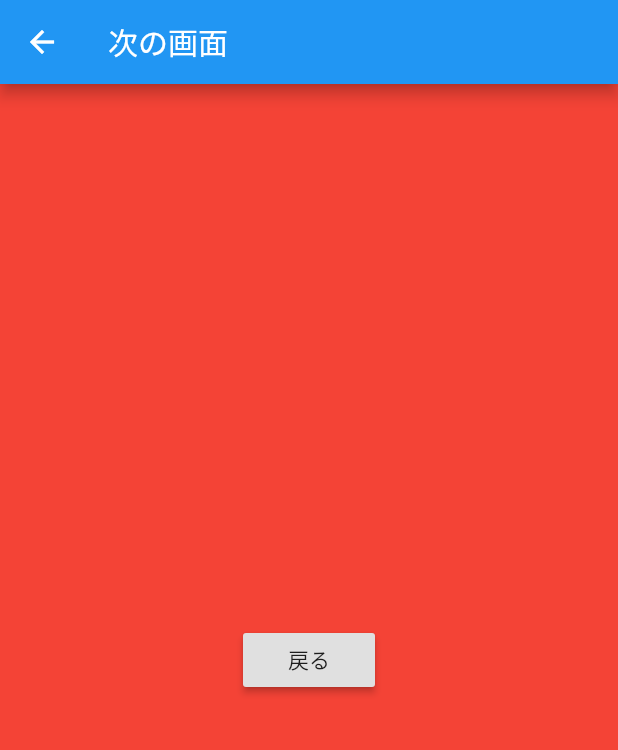
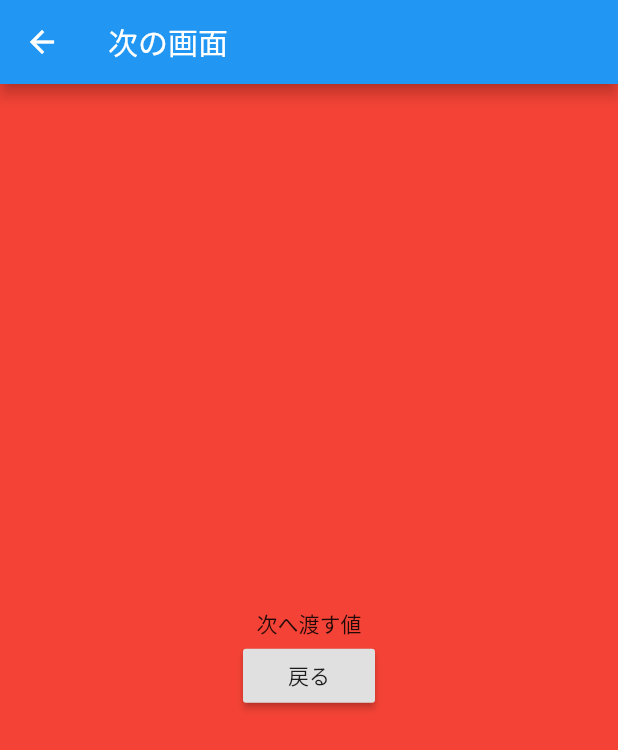
Before and after one commit to polysan/flutterMyApp, a Flutter app: the screen it shows after launch, after a tap on "次へ", on a phone screen of 412 x 824 dp. Shown: the top 750 px of the screen. Run offline on Flutter 3.47's test engine with Material 2 defaults, Android fonts, the phone set to English and light mode, and no system bars.

Commit message:
遷移先と遷移元に値を渡す処理

```diff
--- a/lib/main.dart
+++ b/lib/main.dart
@@ -17,15 +17,15 @@ class MyApp extends StatelessWidget {
         primarySwatch: Colors.blue,
       ),
       // 画面遷移する方法①
-      // home: const MyHomePage(title: 'Flutter Demo Home Page'),
+      home: const MyHomePage(title: 'Flutter Demo Home Page'),
       // 画面遷移する方法②
-      initialRoute: '/',
+      /*initialRoute: '/',
       routes: {
         // When navigating to the "/" route, build the FirstScreen widget.
         '/': (context) => const MyHomePage(title: 'Flutter Demo Home Page'),
         // When navigating to the "/second" route, build the SecondScreen widget.
         '/nextpage': (context) => NextPage(),
-      },
+      },*/
     );
   }
 }
@@ -48,7 +48,7 @@ class _MyHomePageState extends State<MyHomePage> {
       _counter++;
     });
   }
-
+String text = '最初';
   @override
   Widget build(BuildContext context) {
     return Scaffold(
@@ -56,19 +56,29 @@ class _MyHomePageState extends State<MyHomePage> {
         title: Text(widget.title),
       ),
       body: Center(
-        child:RaisedButton (
+        child:Column(
+          children: [
+            Text(text),
+            RaisedButton (
               child: Text('次へ'),
-          onPressed: (){
-            /*画面遷移する方法②*/
-            Navigator.pushNamed(context, '/nextpage');
+              onPressed: () async {
+                // 画面遷移する方法②
+                // Navigator.pushNamed(context, '/nextpage');
                 // 画面遷移する方法①
-            /*Navigator.push(
+                final result = await Navigator.push(
                   context,
                   MaterialPageRoute(
-                  builder: (context) => NextPage()
+                      builder: (context) => NextPage('次へ渡す値')
                   ),
-            );*/
+                );
+                // text = result;
+                print(result);
+                setState(() {
+                  text = result;
+                });
               },
+            ),
+          ],
         ),
      ),
      floatingActionButton: FloatingActionButton(
--- a/lib/next_page.dart
+++ b/lib/next_page.dart
@@ -1,6 +1,9 @@
 import 'package:flutter/material.dart';
 
 class NextPage extends StatelessWidget {
+  // NextPageを作るときにnameを入れるようにする
+  NextPage(this.name);
+  final String name;
   @override
   Widget build(BuildContext context) {
     return Scaffold(
@@ -10,13 +13,19 @@ class NextPage extends StatelessWidget {
       body: Container(
         height: double.infinity,
         color: Colors.red,
-        child: Center(
-          child:RaisedButton (
-            child: Text('戻る'),
-            onPressed: (){
-              Navigator.pop(context);
-            },
-          ),
+        child: Column(
+          mainAxisAlignment: MainAxisAlignment.center ,
+          children: [
+            Text(name),
+            Center(
+              child:RaisedButton (
+                child: Text('戻る'),
+                onPressed: (){
+                  Navigator.pop(context,'戻す値aaaaaa');
+                },
+              ),
+            ),
+          ],
         ),
       ),
     );
```
Lines whose indentation alone changed are shown as unchanged.
